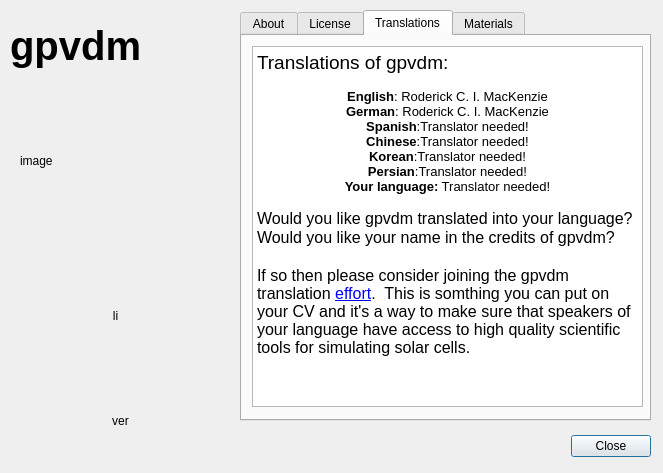
Old version of the form ui/about.ui in the repository xj361685640/gpvdm.
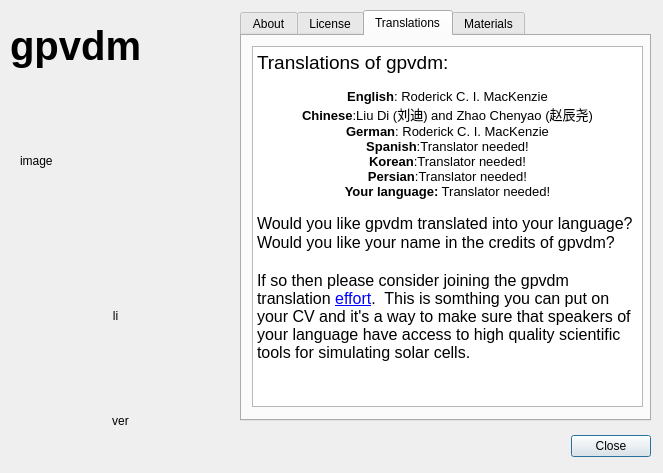
New version of the form. The open tabs and pages were chosen to show the change.

Diff of the .ui file:
```diff
--- a/ui/about.ui
+++ b/ui/about.ui
@@ -127,9 +127,9 @@
 &lt;p style=&quot; margin-top:0px; margin-bottom:0px; margin-left:0px; margin-right:0px; -qt-block-indent:0; text-indent:0px;&quot;&gt;&lt;span style=&quot; font-size:14pt;&quot;&gt;Translations of gpvdm:&lt;/span&gt;&lt;/p&gt;
 &lt;p style=&quot;-qt-paragraph-type:empty; margin-top:0px; margin-bottom:0px; margin-left:0px; margin-right:0px; -qt-block-indent:0; text-indent:0px;&quot;&gt;&lt;br /&gt;&lt;/p&gt;
 &lt;p align=&quot;center&quot; style=&quot; margin-top:0px; margin-bottom:0px; margin-left:0px; margin-right:0px; -qt-block-indent:0; text-indent:0px;&quot;&gt;&lt;span style=&quot; font-weight:600;&quot;&gt;English&lt;/span&gt;: Roderick C. I. MacKenzie&lt;/p&gt;
+&lt;p align=&quot;center&quot; style=&quot; margin-top:0px; margin-bottom:0px; margin-left:0px; margin-right:0px; -qt-block-indent:0; text-indent:0px;&quot;&gt;&lt;span style=&quot; font-weight:600;&quot;&gt;Chinese&lt;/span&gt;:Liu Di (刘迪) and Zhao Chenyao (赵辰尧)&lt;/p&gt;
 &lt;p align=&quot;center&quot; style=&quot; margin-top:0px; margin-bottom:0px; margin-left:0px; margin-right:0px; -qt-block-indent:0; text-indent:0px;&quot;&gt;&lt;span style=&quot; font-weight:600;&quot;&gt;German&lt;/span&gt;: Roderick C. I. MacKenzie&lt;/p&gt;
 &lt;p align=&quot;center&quot; style=&quot; margin-top:0px; margin-bottom:0px; margin-left:0px; margin-right:0px; -qt-block-indent:0; text-indent:0px;&quot;&gt;&lt;span style=&quot; font-weight:600;&quot;&gt;Spanish&lt;/span&gt;:Translator needed!&lt;/p&gt;
-&lt;p align=&quot;center&quot; style=&quot; margin-top:0px; margin-bottom:0px; margin-left:0px; margin-right:0px; -qt-block-indent:0; text-indent:0px;&quot;&gt;&lt;span style=&quot; font-weight:600;&quot;&gt;Chinese&lt;/span&gt;:Translator needed!&lt;/p&gt;
 &lt;p align=&quot;center&quot; style=&quot; margin-top:0px; margin-bottom:0px; margin-left:0px; margin-right:0px; -qt-block-indent:0; text-indent:0px;&quot;&gt;&lt;span style=&quot; font-weight:600;&quot;&gt;Korean&lt;/span&gt;:Translator needed!&lt;/p&gt;
 &lt;p align=&quot;center&quot; style=&quot; margin-top:0px; margin-bottom:0px; margin-left:0px; margin-right:0px; -qt-block-indent:0; text-indent:0px;&quot;&gt;&lt;span style=&quot; font-weight:600;&quot;&gt;Persian&lt;/span&gt;:Translator needed!&lt;/p&gt;
 &lt;p align=&quot;center&quot; style=&quot; margin-top:0px; margin-bottom:0px; margin-left:0px; margin-right:0px; -qt-block-indent:0; text-indent:0px;&quot;&gt;&lt;span style=&quot; font-weight:600;&quot;&gt;Your language:&lt;/span&gt; Translator needed!&lt;/p&gt;
```
Left out of the diff: 2 changed lines with no effect on the pictures.
